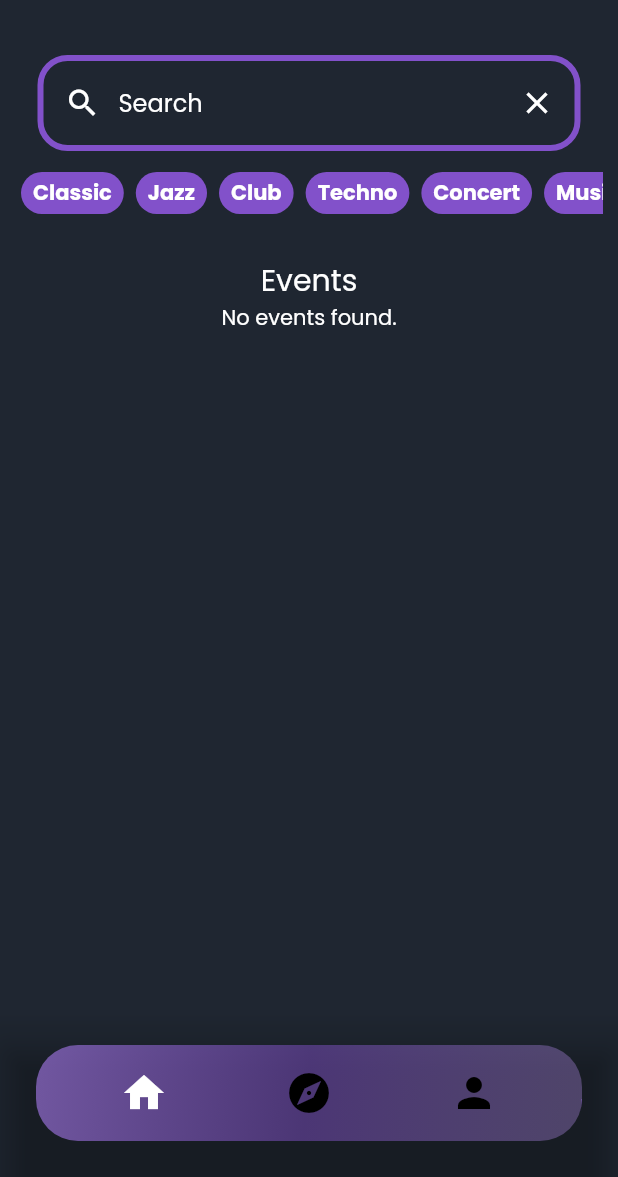
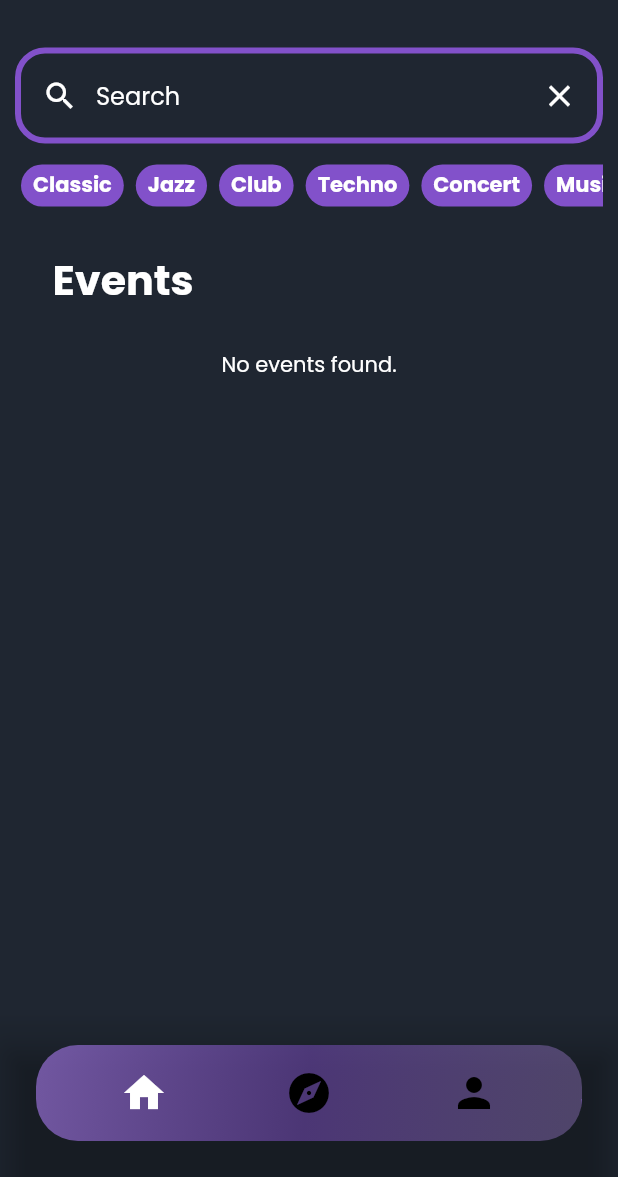
Before and after one commit to Just-another-Muensterhack/revent, a Flutter app: the screen it shows once a user with an empty profile is signed in, on a phone screen of 412 x 824 dp, the part 59-1236 px from its top. Run offline on Flutter 3.47's test engine with Material 2 defaults, Android fonts, the light colour scheme and no system bars; our stand-ins replace cloud_firestore, firebase_auth, firebase_core, flutter_signin_button, google_sign_in, qr_flutter; accounts and stored records are empty; Roboto replaces fonts that are missing (Poppings).

Commit message:
improved design

```diff
--- a/lib/pages/explore_page.dart
+++ b/lib/pages/explore_page.dart
@@ -2,6 +2,7 @@ import 'package:flutter/cupertino.dart';
 import 'package:flutter/material.dart';
 import 'package:revent/models/commons.dart';
 import 'package:revent/models/event.dart';
+import 'package:revent/pages/create_catch_page.dart';
 import 'package:revent/pages/event_page.dart';
 import 'package:revent/services/search_service.dart';
 import 'package:revent/widgets/event_card.dart';
@@ -29,12 +30,10 @@ class _ExplorePageState extends State<ExplorePage> {
   @override
   Widget build(BuildContext context) {
     return Padding(
-      padding: EdgeInsets.fromLTRB(0, 20, 0, 20),
+      padding: EdgeInsets.fromLTRB(10, 15, 10, 0),
       child: ListView(
         children: [
-          Padding(
-            padding: EdgeInsets.fromLTRB(25, 0, 25, 10),
-            child: TextField(
+          TextField(
             controller: txt,
             decoration: new InputDecoration(
               focusedBorder: OutlineInputBorder(
@@ -77,9 +76,8 @@ class _ExplorePageState extends State<ExplorePage> {
               });
             },
           ),
-          ),
+          Container(height: 10),
           Container(
-            padding: EdgeInsets.fromLTRB(10.0, 0.0, 10.0, 0.0),
             height: 36,
             child: Align(
               alignment: Alignment.topLeft,
@@ -114,25 +112,25 @@ class _ExplorePageState extends State<ExplorePage> {
               ),
             ),
           ),
-          Align(
-            alignment: Alignment.topCenter,
-            child: Column(
-              mainAxisAlignment: MainAxisAlignment.start,
+          Column(
+            crossAxisAlignment: CrossAxisAlignment.start,
             children: [
-                Container(
-                  height: 25.0,
-                ),
-                Text(
+              Padding(
+                padding: EdgeInsets.all(25.0),
+                child: Text(
                   "Events",
                   textAlign: TextAlign.left,
-                  style: TextStyle(color: Colors.white, fontSize: 20),
+                  style: TextStyle(
+                    color: Colors.white,
+                    fontSize: 27.5,
+                    fontWeight: FontWeight.bold,
+                  ),
+                ),
               ),
               this._events.isEmpty
                   ? Center(child: Text("No events found."))
-                    : Padding(
-                        padding: EdgeInsets.all(25),
-                        child: SizedBox(
-                          height: 500.0,
+                  : SizedBox(
+                      height: MediaQuery.of(context).size.height * 0.45,
                       child: ListView.builder(
                         shrinkWrap: true,
                         itemCount: this._events.length,
@@ -140,10 +138,15 @@ class _ExplorePageState extends State<ExplorePage> {
                           Event event = this._events[index];
 
                           return Container(
-                                width: 400,
-                                height: 500,
-                                padding: EdgeInsets.only(right: 40.0),
+                            width: MediaQuery.of(context).size.width * 0.75,
+                            padding: EdgeInsets.only(right: 20.0),
                             child: InkWell(
+                              onDoubleTap: () => Navigator.of(context).push(
+                                MaterialPageRoute(
+                                  builder: (context) =>
+                                      CreateCatchPage([event]),
+                                ),
+                              ),
                               onTap: () => Navigator.of(context).push(
                                 MaterialPageRoute(
                                   builder: (context) => EventPage(event),
@@ -156,9 +159,7 @@ class _ExplorePageState extends State<ExplorePage> {
                         scrollDirection: Axis.horizontal,
                       ),
                     ),
-                      ),
             ],
-            ),
           ),
         ],
       ),
```
Also changed, not shown: lib/pages/create_catch_page.dart (+19 -20 lines), lib/pages/event_page.dart (+7 -25 lines), lib/pages/profile_page.dart (+5 -4 lines), lib/widgets/event_card.dart (+10 -3 lines). Lines whose indentation alone changed are shown as unchanged.
